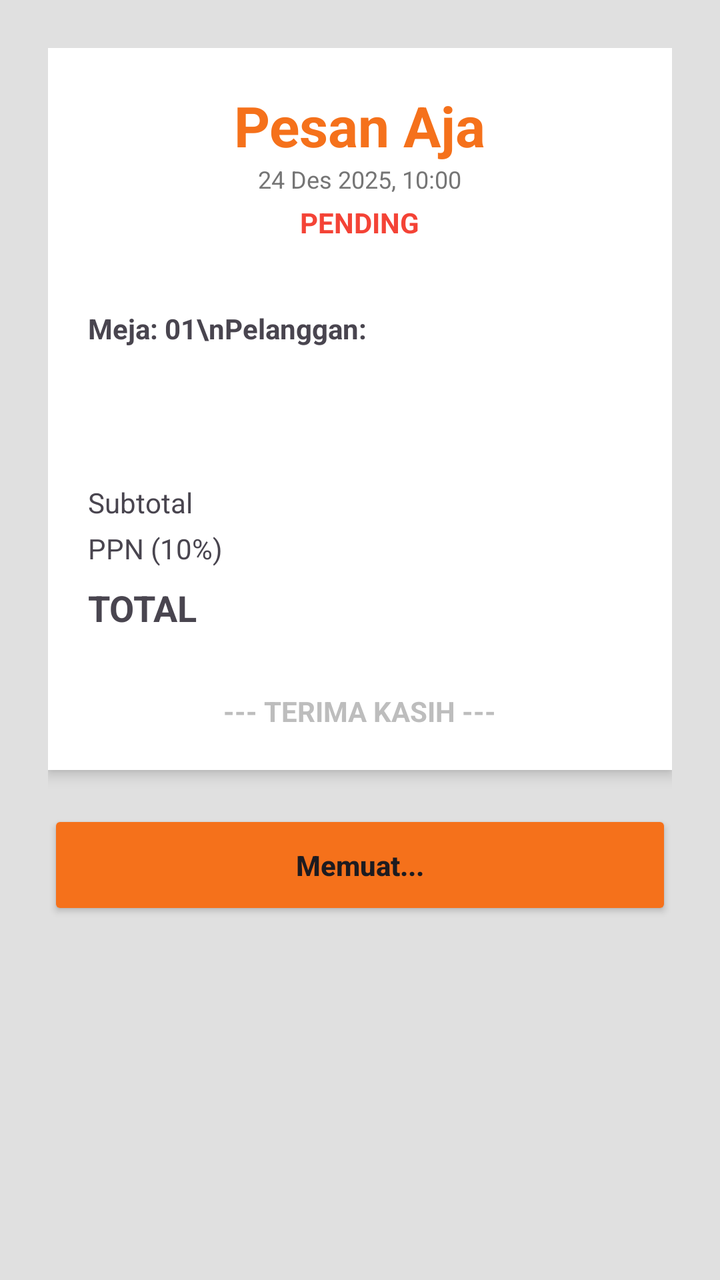
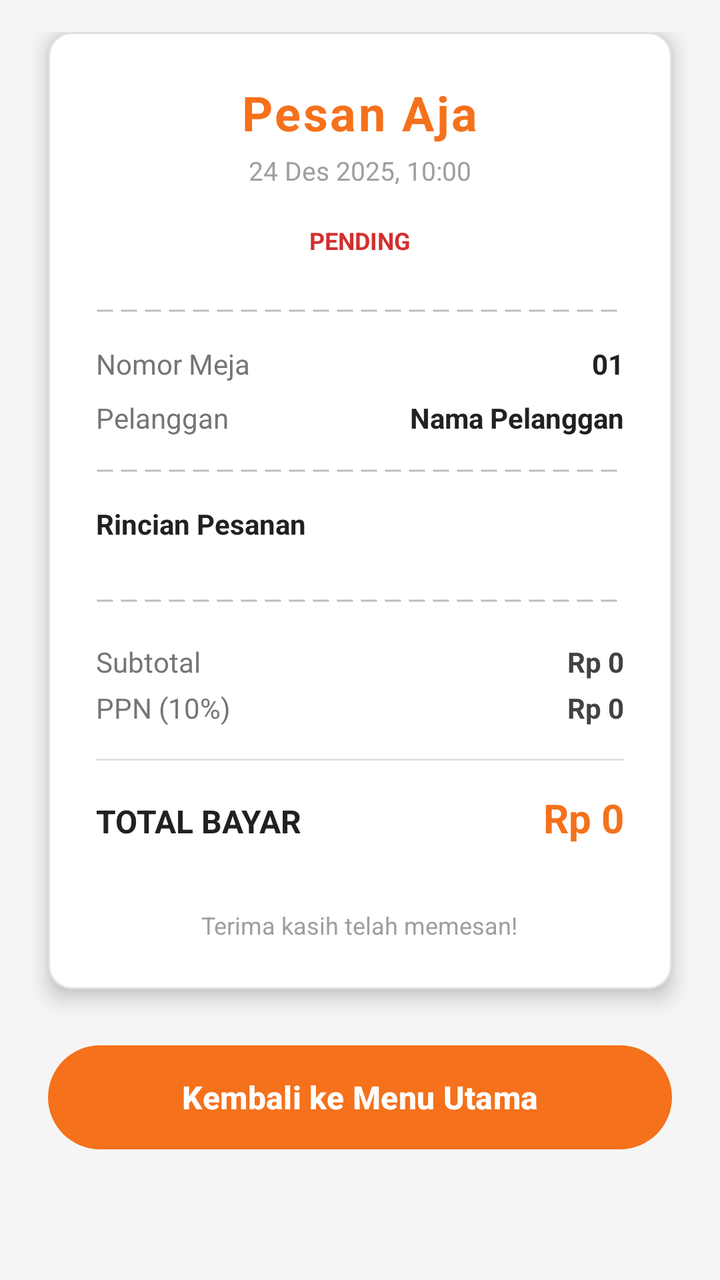

Compare the two renders of this Android layout. The source of the first and the diff that turns it into the second are given below.
<!-- AndroidManifest.xml: application theme Theme.PesanAja -->
<!-- res/layout/activity_receipt.xml -->
<?xml version="1.0" encoding="utf-8"?>
<ScrollView xmlns:android="http://schemas.android.com/apk/res/android"
    android:layout_width="match_parent"
    android:layout_height="match_parent"
    android:background="#E0E0E0">

    <LinearLayout
        android:layout_width="match_parent"
        android:layout_height="wrap_content"
        android:orientation="vertical"
        android:padding="24dp">

        <LinearLayout
            android:layout_width="match_parent"
            android:layout_height="wrap_content"
            android:background="#FFFFFF"
            android:elevation="4dp"
            android:orientation="vertical"
            android:padding="20dp">

            <TextView
                android:layout_width="wrap_content"
                android:layout_height="wrap_content"
                android:layout_gravity="center"
                android:text="Pesan Aja"
                android:textColor="#F5711B"
                android:textSize="28sp"
                android:textStyle="bold" />

            <TextView
                android:id="@+id/tvTimestamp"
                android:layout_width="wrap_content"
                android:layout_height="wrap_content"
                android:layout_gravity="center"
                android:text="24 Des 2025, 10:00"
                android:textSize="12sp"
                android:textColor="#757575"/>

            <TextView
                android:id="@+id/tvStatusOrder"
                android:layout_width="wrap_content"
                android:layout_height="wrap_content"
                android:layout_gravity="center"
                android:layout_marginTop="4dp"
                android:text="PENDING"
                android:textStyle="bold"
                android:textSize="14sp"
                android:textColor="#F44336"/>
            <View
                android:layout_width="match_parent"
                android:layout_height="2dp"
                android:layout_marginVertical="16dp"
                android:background="@drawable/dashed_line" />

            <TextView
                android:id="@+id/tvReceiptInfo"
                android:layout_width="match_parent"
                android:layout_height="wrap_content"
                android:text="Meja: 01\nPelanggan: "
                android:lineSpacingExtra="4dp"
                android:textStyle="bold" />

            <View
                android:layout_width="match_parent"
                android:layout_height="2dp"
                android:layout_marginVertical="16dp"
                android:background="@drawable/dashed_line" />

            <LinearLayout
                android:id="@+id/containerItems"
                android:layout_width="match_parent"
                android:layout_height="wrap_content"
                android:orientation="vertical" />

            <View
                android:layout_width="match_parent"
                android:layout_height="2dp"
                android:layout_marginVertical="16dp"
                android:background="@drawable/dashed_line" />

            <TableLayout
                android:layout_width="match_parent"
                android:layout_height="wrap_content"
                android:stretchColumns="1">
                <TableRow>
                    <TextView android:text="Subtotal" />
                    <TextView android:id="@+id/tvReceiptSubtotal" android:gravity="end" android:textStyle="bold" />
                </TableRow>
                <TableRow android:layout_marginTop="4dp">
                    <TextView android:text="PPN (10%)" />
                    <TextView android:id="@+id/tvReceiptPajak" android:gravity="end" android:textStyle="bold" />
                </TableRow>
                <TableRow android:layout_marginTop="8dp">
                    <TextView android:text="TOTAL" android:textSize="18sp" android:textStyle="bold" />
                    <TextView android:id="@+id/tvReceiptGrandTotal" android:gravity="end" android:textColor="#2E7D32" android:textSize="18sp" android:textStyle="bold" />
                </TableRow>
            </TableLayout>

            <TextView
                android:layout_width="wrap_content"
                android:layout_height="wrap_content"
                android:layout_gravity="center"
                android:layout_marginTop="30dp"
                android:text="--- TERIMA KASIH ---"
                android:textColor="#BDBDBD"
                android:textStyle="bold" />
        </LinearLayout>

        <Button
            android:id="@+id/btnPayNow"
            android:layout_width="match_parent"
            android:layout_height="55dp"
            android:layout_marginTop="20dp"
            android:backgroundTint="#F5711B"
            android:text="Memuat..."
            android:textAllCaps="false"
            android:textStyle="bold"/>
    </LinearLayout>
</ScrollView>
<!-- resources referenced by this layout -->
<resources>
  <!-- drawable dashed_line (drawable) -->
  <?xml version="1.0" encoding="utf-8"?>
  <shape xmlns:android="http://schemas.android.com/apk/res/android"
      android:shape="line">
      <stroke
          android:width="2dp"
          android:color="#BDBDBD"
          android:dashWidth="8dp"
          android:dashGap="4dp" />
  </shape>
  <style name="Theme.PesanAja" parent="Base.Theme.PesanAja" />
  <style name="Base.Theme.PesanAja" parent="Theme.Material3.Light">
          <item name="android:windowNoTitle">true</item>
          <item name="android:windowActionBar">false</item>
      </style>
</resources>

<!-- the commit's change to res/layout/activity_receipt.xml (unified diff, before → after) -->
@@ -1,119 +1,238 @@
 <?xml version="1.0" encoding="utf-8"?>
 <ScrollView xmlns:android="http://schemas.android.com/apk/res/android"
+    xmlns:app="http://schemas.android.com/apk/res-auto"
     android:layout_width="match_parent"
     android:layout_height="match_parent"
-    android:background="#E0E0E0">
+    android:background="#F5F5F5"
+    android:fillViewport="true">
 
     <LinearLayout
         android:layout_width="match_parent"
         android:layout_height="wrap_content"
         android:orientation="vertical"
-        android:padding="24dp">
-
-        <LinearLayout
+        android:padding="16dp"
+        android:gravity="center_horizontal">
+
+        <com.google.android.material.card.MaterialCardView
             android:layout_width="match_parent"
             android:layout_height="wrap_content"
-            android:background="#FFFFFF"
-            android:elevation="4dp"
-            android:orientation="vertical"
-            android:padding="20dp">
-
-            <TextView
-                android:layout_width="wrap_content"
-                android:layout_height="wrap_content"
-                android:layout_gravity="center"
-                android:text="Pesan Aja"
-                android:textColor="#F5711B"
-                android:textSize="28sp"
-                android:textStyle="bold" />
-
-            <TextView
-                android:id="@+id/tvTimestamp"
-                android:layout_width="wrap_content"
-                android:layout_height="wrap_content"
-                android:layout_gravity="center"
-                android:text="24 Des 2025, 10:00"
-                android:textSize="12sp"
-                android:textColor="#757575"/>
-
-            <TextView
-                android:id="@+id/tvStatusOrder"
-                android:layout_width="wrap_content"
-                android:layout_height="wrap_content"
-                android:layout_gravity="center"
-                android:layout_marginTop="4dp"
-                android:text="PENDING"
-                android:textStyle="bold"
-                android:textSize="14sp"
-                android:textColor="#F44336"/>
-            <View
-                android:layout_width="match_parent"
-                android:layout_height="2dp"
-                android:layout_marginVertical="16dp"
-                android:background="@drawable/dashed_line" />
-
-            <TextView
-                android:id="@+id/tvReceiptInfo"
+            android:layout_marginHorizontal="8dp"
+            app:cardBackgroundColor="#FFFFFF"
+            app:cardCornerRadius="12dp"
+            app:cardElevation="6dp"
+            app:strokeColor="#E0E0E0"
+            app:strokeWidth="1dp">
+
+            <LinearLayout
                 android:layout_width="match_parent"
                 android:layout_height="wrap_content"
-                android:text="Meja: 01\nPelanggan: "
-                android:lineSpacingExtra="4dp"
-                android:textStyle="bold" />
-
-            <View
-                android:layout_width="match_parent"
-                android:layout_height="2dp"
-                android:layout_marginVertical="16dp"
-                android:background="@drawable/dashed_line" />
-
-            <LinearLayout
-                android:id="@+id/containerItems"
-                android:layout_width="match_parent"
-                android:layout_height="wrap_content"
-                android:orientation="vertical" />
-
-            <View
-                android:layout_width="match_parent"
-                android:layout_height="2dp"
-                android:layout_marginVertical="16dp"
-                android:background="@drawable/dashed_line" />
-
-            <TableLayout
-                android:layout_width="match_parent"
-                android:layout_height="wrap_content"
-                android:stretchColumns="1">
-                <TableRow>
-                    <TextView android:text="Subtotal" />
-                    <TextView android:id="@+id/tvReceiptSubtotal" android:gravity="end" android:textStyle="bold" />
-                </TableRow>
-                <TableRow android:layout_marginTop="4dp">
-                    <TextView android:text="PPN (10%)" />
-                    <TextView android:id="@+id/tvReceiptPajak" android:gravity="end" android:textStyle="bold" />
-                </TableRow>
-                <TableRow android:layout_marginTop="8dp">
-                    <TextView android:text="TOTAL" android:textSize="18sp" android:textStyle="bold" />
-                    <TextView android:id="@+id/tvReceiptGrandTotal" android:gravity="end" android:textColor="#2E7D32" android:textSize="18sp" android:textStyle="bold" />
-                </TableRow>
-            </TableLayout>
-
-            <TextView
-                android:layout_width="wrap_content"
-                android:layout_height="wrap_content"
-                android:layout_gravity="center"
-                android:layout_marginTop="30dp"
-                android:text="--- TERIMA KASIH ---"
-                android:textColor="#BDBDBD"
-                android:textStyle="bold" />
-        </LinearLayout>
-
-        <Button
+                android:orientation="vertical"
+                android:padding="24dp">
+
+                <TextView
+                    android:layout_width="wrap_content"
+                    android:layout_height="wrap_content"
+                    android:layout_gravity="center"
+                    android:text="Pesan Aja"
+                    android:textColor="#F5711B"
+                    android:textSize="24sp"
+                    android:textStyle="bold"
+                    android:letterSpacing="0.05"/>
+
+                <TextView
+                    android:id="@+id/tvTimestamp"
+                    android:layout_width="wrap_content"
+                    android:layout_height="wrap_content"
+                    android:layout_gravity="center"
+                    android:layout_marginTop="4dp"
+                    android:text="24 Des 2025, 10:00"
+                    android:textSize="13sp"
+                    android:textColor="#9E9E9E"/>
+
+                <TextView
+                    android:id="@+id/tvStatusOrder"
+                    android:layout_width="wrap_content"
+                    android:layout_height="wrap_content"
+                    android:layout_gravity="center"
+                    android:layout_marginTop="12dp"
+                    android:paddingHorizontal="16dp"
+                    android:paddingVertical="6dp"
+                    android:text="PENDING"
+                    android:textStyle="bold"
+                    android:textSize="12sp"
+                    android:textColor="#D32F2F"/>
+
+                <View
+                    android:layout_width="match_parent"
+                    android:layout_height="2dp"
+                    android:layout_marginTop="20dp"
+                    android:layout_marginBottom="16dp"
+                    android:background="@drawable/dashed_line"
+                    android:layerType="software"/>
+
+                <LinearLayout
+                    android:layout_width="match_parent"
+                    android:layout_height="wrap_content"
+                    android:orientation="horizontal">
+                    <TextView
+                        android:layout_width="0dp"
+                        android:layout_height="wrap_content"
+                        android:layout_weight="1"
+                        android:text="Nomor Meja"
+                        android:textColor="#757575"/>
+                    <TextView
+                        android:id="@+id/tvReceiptMeja"
+                        android:layout_width="wrap_content"
+                        android:layout_height="wrap_content"
+                        android:text="01"
+                        android:textStyle="bold"
+                        android:textColor="#212121"/>
+                </LinearLayout>
+
+                <LinearLayout
+                    android:layout_width="match_parent"
+                    android:layout_height="wrap_content"
+                    android:layout_marginTop="8dp"
+                    android:orientation="horizontal">
+                    <TextView
+                        android:layout_width="0dp"
+                        android:layout_height="wrap_content"
+                        android:layout_weight="1"
+                        android:text="Pelanggan"
+                        android:textColor="#757575"/>
+                    <TextView
+                        android:id="@+id/tvReceiptPelanggan"
+                        android:layout_width="wrap_content"
+                        android:layout_height="wrap_content"
+                        android:text="Nama Pelanggan"
+                        android:textStyle="bold"
+                        android:textColor="#212121"/>
+                </LinearLayout>
+
+                <View
+                    android:layout_width="match_parent"
+                    android:layout_height="2dp"
+                    android:layout_marginVertical="16dp"
+                    android:background="@drawable/dashed_line"
+                    android:layerType="software"/>
+
+                <TextView
+                    android:layout_width="wrap_content"
+                    android:layout_height="wrap_content"
+                    android:text="Rincian Pesanan"
+                    android:textSize="14sp"
+                    android:textStyle="bold"
+                    android:layout_marginBottom="12dp"
+                    android:textColor="#212121"/>
+
+                <LinearLayout
+                    android:id="@+id/containerItems"
+                    android:layout_width="match_parent"
+                    android:layout_height="wrap_content"
+                    android:orientation="vertical" />
+
+                <View
+                    android:layout_width="match_parent"
+                    android:layout_height="2dp"
+                    android:layout_marginTop="16dp"
+                    android:layout_marginBottom="20dp"
+                    android:background="@drawable/dashed_line"
+                    android:layerType="software"/>
+
+                <LinearLayout
+                    android:layout_width="match_parent"
+                    android:layout_height="wrap_content"
+                    android:orientation="vertical">
+
+                    <LinearLayout
+                        android:layout_width="match_parent"
+                        android:layout_height="wrap_content"
+                        android:orientation="horizontal"
+                        android:layout_marginBottom="4dp">
+                        <TextView
+                            android:layout_width="0dp"
+                            android:layout_height="wrap_content"
+                            android:layout_weight="1"
+                            android:text="Subtotal"
+                            android:textColor="#757575"/>
+                        <TextView
+                            android:id="@+id/tvReceiptSubtotal"
+                            android:layout_width="wrap_content"
+                            android:layout_height="wrap_content"
+                            android:text="Rp 0"
+                            android:textStyle="bold"
+                            android:textColor="#424242"/>
+                    </LinearLayout>
+
+                    <LinearLayout
+                        android:layout_width="match_parent"
+                        android:layout_height="wrap_content"
+                        android:orientation="horizontal">
+                        <TextView
+                            android:layout_width="0dp"
+                            android:layout_height="wrap_content"
+                            android:layout_weight="1"
+                            android:text="PPN (10%)"
+                            android:textColor="#757575"/>
+                        <TextView
+                            android:id="@+id/tvReceiptPajak"
+                            android:layout_width="wrap_content"
+                            android:layout_height="wrap_content"
+                            android:text="Rp 0"
+                            android:textStyle="bold"
+                            android:textColor="#424242"/>
+                    </LinearLayout>
+
+                    <LinearLayout
+                        android:layout_width="match_parent"
+                        android:layout_height="wrap_content"
+                        android:orientation="horizontal"
+                        android:layout_marginTop="16dp"
+                        android:paddingTop="16dp"
+                        android:background="@drawable/top_border_gray"> <TextView
+                        android:layout_width="0dp"
+                        android:layout_height="wrap_content"
+                        android:layout_weight="1"
+                        android:text="TOTAL BAYAR"
+                        android:textSize="16sp"
+                        android:textStyle="bold"
+                        android:textColor="#212121"/>
+                        <TextView
+                            android:id="@+id/tvReceiptGrandTotal"
+                            android:layout_width="wrap_content"
+                            android:layout_height="wrap_content"
+                            android:text="Rp 0"
+                            android:textColor="#F5711B"
+                            android:textSize="20sp"
+                            android:textStyle="bold"/>
+                    </LinearLayout>
+                </LinearLayout>
+
+                <TextView
+                    android:layout_width="wrap_content"
+                    android:layout_height="wrap_content"
+                    android:layout_gravity="center"
+                    android:layout_marginTop="32dp"
+                    android:text="Terima kasih telah memesan!"
+                    android:textColor="#9E9E9E"
+                    android:textSize="12sp"/>
+
+            </LinearLayout>
+        </com.google.android.material.card.MaterialCardView>
+
+        <com.google.android.material.button.MaterialButton
             android:id="@+id/btnPayNow"
             android:layout_width="match_parent"
-            android:layout_height="55dp"
-            android:layout_marginTop="20dp"
-            android:backgroundTint="#F5711B"
-            android:text="Memuat..."
+            android:layout_height="60dp"
+            android:layout_marginTop="24dp"
+            android:layout_marginHorizontal="8dp"
+            android:text="Kembali ke Menu Utama"
+            android:textSize="16sp"
+            android:textStyle="bold"
             android:textAllCaps="false"
-            android:textStyle="bold"/>
+            app:cornerRadius="30dp"
+            app:backgroundTint="#F5711B"
+            android:elevation="4dp"/>
+
     </LinearLayout>
 </ScrollView>
<!-- resource entries referenced after the edit -->
@@ -5,11 +5,26 @@
   <shape xmlns:android="http://schemas.android.com/apk/res/android"
       android:shape="line">
       <stroke
-          android:width="2dp"
+          android:width="1dp"
           android:color="#BDBDBD"
           android:dashWidth="8dp"
           android:dashGap="4dp" />
   </shape>
+  <!-- drawable top_border_gray (drawable) -->
+  <?xml version="1.0" encoding="utf-8"?>
+  <layer-list xmlns:android="http://schemas.android.com/apk/res/android">
+      <item
+          android:left="-2dp"
+          android:right="-2dp"
+          android:bottom="-2dp">
+          <shape android:shape="rectangle">
+              <stroke
+                  android:width="1dp"
+                  android:color="#E0E0E0" />
+              <solid android:color="#FFFFFF"/>
+          </shape>
+      </item>
+  </layer-list>
   <style name="Theme.PesanAja" parent="Base.Theme.PesanAja" />
   <style name="Base.Theme.PesanAja" parent="Theme.Material3.Light">
           <item name="android:windowNoTitle">true</item>
